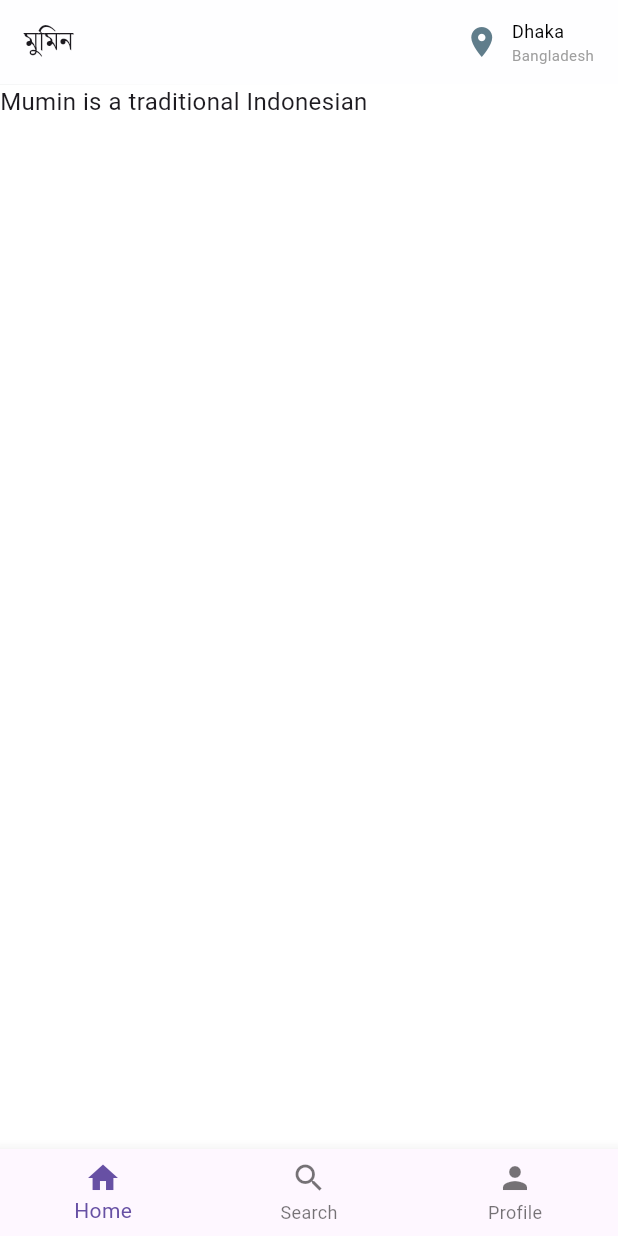
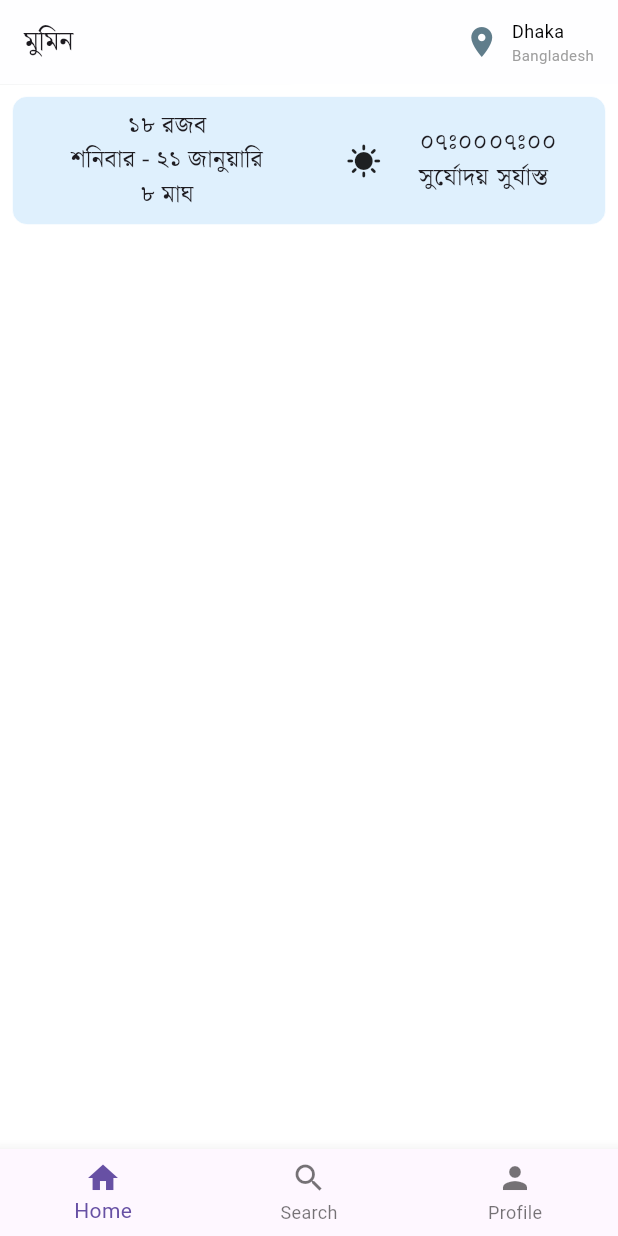
Before and after one commit to DevWithEasy/mumin_app, a Flutter app: the screen it shows after launch, on a phone screen of 412 x 824 dp. Run offline on Flutter 3.47's test engine with Material 3 defaults, Android fonts, the phone set to English and light mode, and no system bars; our stand-ins replace google_fonts.

Commit message:
home screen Modify

```diff
--- /dev/null
+++ b/lib/app/components/bottom_navigation_widget.dart
@@ -0,0 +1,23 @@
+import 'package:flutter/material.dart';
+
+class BottomNavigation extends StatelessWidget {
+  const BottomNavigation({super.key});
+
+  @override
+  Widget build(BuildContext context) {
+    return BottomNavigationBar(items: [
+      BottomNavigationBarItem(
+        icon: Icon(Icons.home),
+        label: 'Home',
+      ),
+      BottomNavigationBarItem(
+        icon: Icon(Icons.search),
+        label: 'Search',
+      ),
+      BottomNavigationBarItem(
+        icon: Icon(Icons.person),
+        label: 'Profile',
+      ),
+    ]);
+  }
+}
--- /dev/null
+++ b/lib/app/components/mumin/home_appbar_widget.dart
@@ -0,0 +1,40 @@
+import 'package:flutter/material.dart';
+import 'package:mumin/app/screens/loactionSettings.dart';
+
+class HomeAppBarActions extends StatelessWidget {
+  const HomeAppBarActions({super.key});
+
+  @override
+  Widget build(BuildContext context) {
+    return InkWell(
+      onTap: () {
+        Navigator.push(
+          context,
+          MaterialPageRoute(builder: (context) => LocationSettings()),
+        );
+      },
+      child: Row(
+        mainAxisSize: MainAxisSize.min,
+        children: [
+          const Icon(Icons.place, color: Colors.blueGrey),
+          SizedBox(width: 8),
+          Column(
+            mainAxisAlignment: MainAxisAlignment.center,
+            crossAxisAlignment: CrossAxisAlignment.start,
+            children: const [
+              Text(
+                'Dhaka',
+                style: TextStyle(fontSize: 12, color: Colors.black),
+              ),
+              Text(
+                'Bangladesh',
+                style: TextStyle(fontSize: 10, color: Colors.grey),
+              ),
+            ],
+          ),
+          SizedBox(width: 16)
+        ],
+      ),
+    );
+  }
+}
--- /dev/null
+++ b/lib/app/components/mumin/suntime_widget.dart
@@ -0,0 +1,86 @@
+import 'package:flutter/material.dart';
+
+class SunTime extends StatelessWidget {
+  const SunTime({super.key});
+
+  @override
+  Widget build(BuildContext context) {
+    return Container(
+      padding: EdgeInsets.all(8),
+      decoration: BoxDecoration(
+        color: const Color.fromARGB(255, 223, 240, 253),
+        borderRadius: BorderRadius.circular(10),
+        border: Border.all(color: Colors.white, width: 0.5),
+      ),
+      child: Row(
+        mainAxisAlignment: MainAxisAlignment.spaceBetween,
+        // mainAxisSize: MainAxisSize.min,
+        children: [
+          Expanded(
+            flex: 1,
+            child: Column(
+              mainAxisAlignment: MainAxisAlignment.start,
+              children: [
+                Column(
+                    crossAxisAlignment: CrossAxisAlignment.center,
+                    children: [
+                      Text(
+                        '১৮ রজব',
+                        style: TextStyle(fontSize: 16),
+                      ),
+                      Text(
+                        'শনিবার - ২১ জানুয়ারি',
+                        style: TextStyle(fontSize: 16),
+                      ),
+                      Text(
+                        '৮ মাঘ',
+                        style: TextStyle(fontSize: 16),
+                      ),
+                    ])
+              ],
+            ),
+          ),
+          Expanded(
+            flex: 1,
+            child: Row(
+              mainAxisAlignment: MainAxisAlignment.spaceEvenly,
+              children: [
+                SizedBox(child: Icon(Icons.sunny)),
+                Row(
+                  children: [
+                    Column(
+                      crossAxisAlignment: CrossAxisAlignment.center,
+                      children: [
+                        Text(
+                          '০৭ঃ০০',
+                          style: TextStyle(fontSize: 16),
+                        ),
+                        Text(
+                          'সুর্যোদয়',
+                          style: TextStyle(fontSize: 16),
+                        ),
+                      ],
+                    ),
+                    Column(
+                      crossAxisAlignment: CrossAxisAlignment.center,
+                      children: [
+                        Text(
+                          '০৭ঃ০০',
+                          style: TextStyle(fontSize: 16),
+                        ),
+                        Text(
+                          'সুর্যাস্ত',
+                          style: TextStyle(fontSize: 16),
+                        ),
+                      ],
+                    ),
+                  ],
+                )
+              ],
+            ),
+          ),
+        ],
+      ),
+    );
+  }
+}
--- a/lib/app/screens/mumin.dart
+++ b/lib/app/screens/mumin.dart
@@ -1,5 +1,7 @@
 import 'package:flutter/material.dart';
-import 'package:mumin/app/screens/loactionSettings.dart';
+import 'package:mumin/app/components/bottom_navigation_widget.dart';
+import 'package:mumin/app/components/mumin/home_appbar_widget.dart';
+import 'package:mumin/app/components/mumin/suntime_widget.dart';
 
 class MuminScreen extends StatefulWidget {
   const MuminScreen({super.key});
@@ -19,62 +21,19 @@ class _MuminScreenState extends State<MuminScreen> {
         backgroundColor: Colors.white,
         shadowColor: Colors.blueGrey,
         actions: [
-          InkWell(
-            onTap: () {
-              Navigator.push(
-                context,
-                MaterialPageRoute(
-                    builder: (context) =>  LocationSettings()),
-              );
-            },
-            child: Row(
-              mainAxisSize: MainAxisSize.min,
-              children: [
-                const Icon(Icons.place, color: Colors.blueGrey),
-                SizedBox(width: 8),
-                Column(
-                  mainAxisAlignment: MainAxisAlignment.center,
-                  crossAxisAlignment: CrossAxisAlignment.start,
-                  children: const [
-                    Text(
-                      'Dhaka',
-                      style: TextStyle(fontSize: 12, color: Colors.black),
-                    ),
-                    Text(
-                      'Bangladesh',
-                      style: TextStyle(fontSize: 10, color: Colors.grey),
-                    ),
-                  ],
-                ),
-                SizedBox(width: 16)
-              ],
-            ),
-          ),
+          HomeAppBarActions()
         ],
       ),
-      body: Column(
-        mainAxisAlignment: MainAxisAlignment.start,
-        children: const [
-          Text(
-            'Mumin is a traditional Indonesian',
-            style: TextStyle(fontSize: 16),
-          ),
-        ],
+      body: Padding(
+        padding: const EdgeInsets.all(8.0),
+        child: Column(
+          mainAxisAlignment: MainAxisAlignment.start,
+          children: const [
+            SunTime()
+          ],
+        ),
       ),
-      bottomNavigationBar: BottomNavigationBar(items: [
-        BottomNavigationBarItem(
-          icon: Icon(Icons.home),
-          label: 'Home',
-        ),
-        BottomNavigationBarItem(
-          icon: Icon(Icons.search),
-          label: 'Search',
-        ),
-        BottomNavigationBarItem(
-          icon: Icon(Icons.person),
-          label: 'Profile',
-        ),
-      ]),
+      bottomNavigationBar: BottomNavigation(),
     );
   }
 }
--- a/pubspec.yaml
+++ b/pubspec.yaml
@@ -36,6 +36,7 @@ dependencies:
   cupertino_icons: ^1.0.8
   http: ^1.2.2
   google_fonts: ^6.2.1
+  shared_preferences: ^2.3.5
 
 dev_dependencies:
   flutter_test:
```
Also changed, not shown: pubspec.lock.
